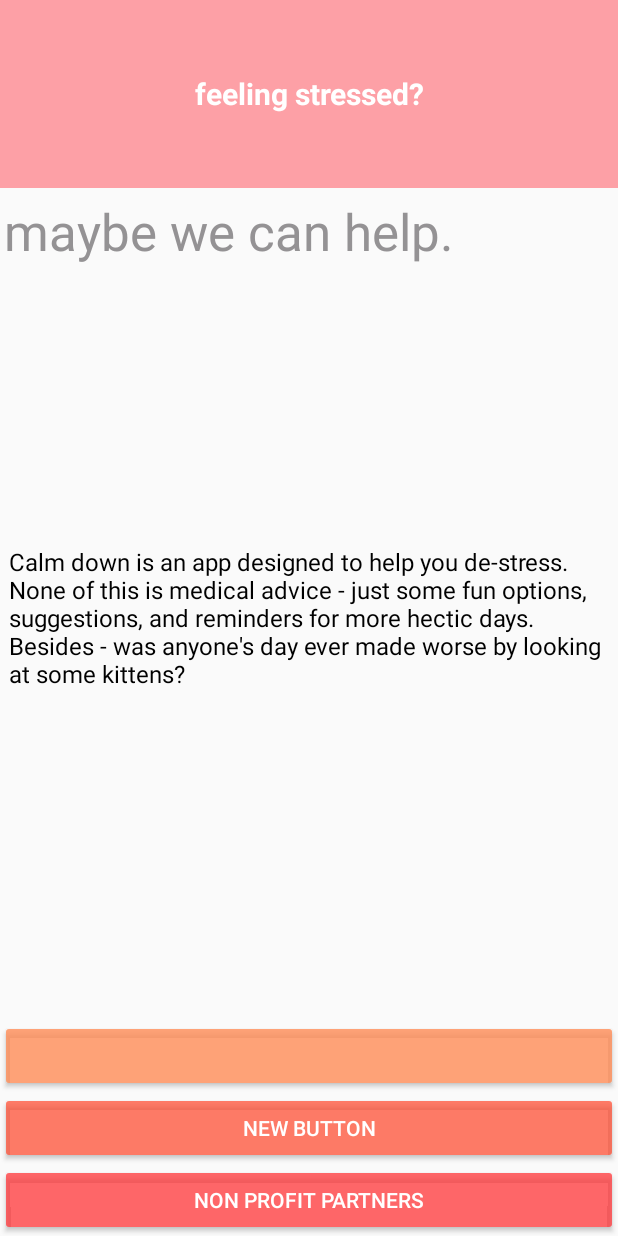
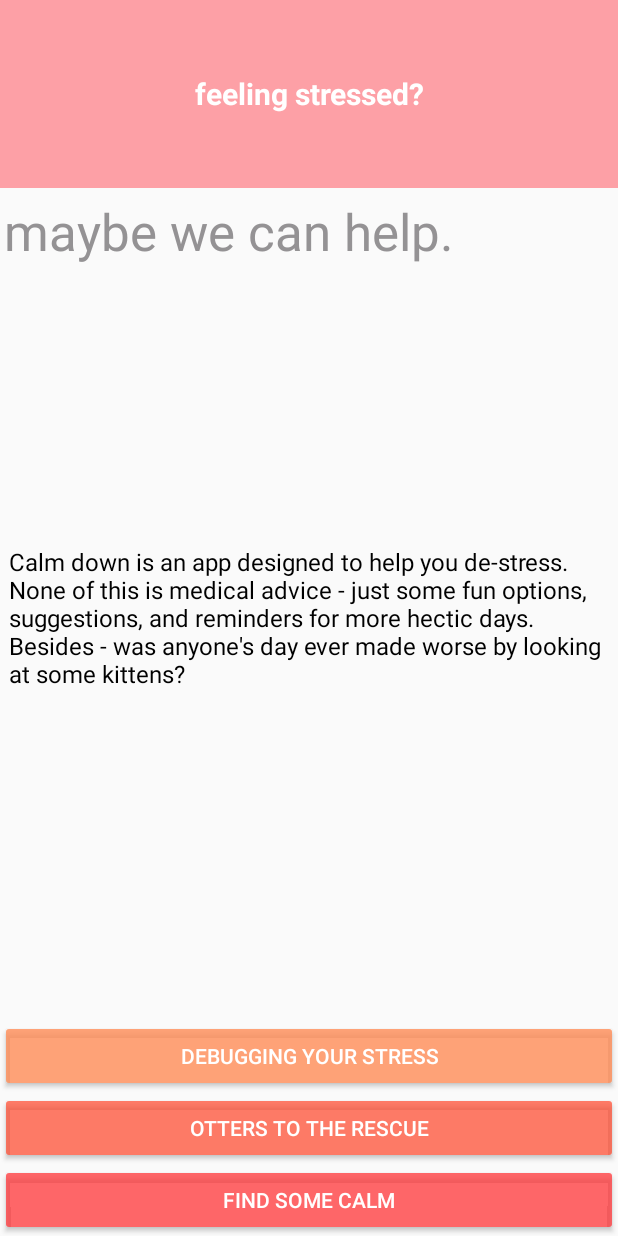
Before and after one commit to haleyharrison/calm_down, an Android app: the screen it shows after launch (MainActivity), on a phone screen of 412 x 824 dp. Run offline under Robolectric (Android 15) with nearby library versions, the light colour scheme and no system bars.

Commit message:
updated buttons for functionality.

```diff
--- a/app/src/main/java/com/epicodus/breakthecode/ui/MainActivity.java
+++ b/app/src/main/java/com/epicodus/breakthecode/ui/MainActivity.java
@@ -3,8 +3,6 @@ package com.epicodus.breakthecode.ui;
 import android.content.Intent;
 import android.support.v7.app.AppCompatActivity;
 import android.os.Bundle;
-import android.view.Menu;
-import android.view.MenuItem;
 import android.view.View;
 import android.widget.Button;
 
@@ -24,9 +22,9 @@ public class MainActivity extends AppCompatActivity {
         super.onCreate(savedInstanceState);
         setContentView(R.layout.activity_main);
 
-        mEnrollButton = (Button) findViewById(R.id.enrollButton);
-        mSponsorsButton = (Button) findViewById(R.id.sponsorsButton);
-        mNonProfitPartnersButton = (Button) findViewById(R.id.nonProfitButton);
+        mEnrollButton = (Button) findViewById(R.id.debugButton);
+        mSponsorsButton = (Button) findViewById(R.id.ottersButton);
+        mNonProfitPartnersButton = (Button) findViewById(R.id.geoButton);
 
         mNonProfitPartnersButton.setOnClickListener(new View.OnClickListener() {
             @Override
--- a/app/src/main/res/layout/activity_main.xml
+++ b/app/src/main/res/layout/activity_main.xml
@@ -22,8 +22,8 @@
     <Button
         android:layout_width="match_parent"
         android:layout_height="wrap_content"
-        android:text="non profit partners"
-        android:id="@+id/nonProfitButton"
+        android:text="find some calm"
+        android:id="@+id/geoButton"
         android:layout_alignParentBottom="true"
         android:layout_centerHorizontal="true"
         android:textColor="@android:color/white"
@@ -32,9 +32,9 @@
     <Button
         android:layout_width="match_parent"
         android:layout_height="wrap_content"
-        android:text="New Button"
-        android:id="@+id/sponsorsButton"
-        android:layout_above="@+id/nonProfitButton"
+        android:text="otters to the rescue"
+        android:id="@+id/ottersButton"
+        android:layout_above="@+id/geoButton"
         android:layout_centerHorizontal="true"
         android:backgroundTint="#b9ff4b30"
         android:textColor="@android:color/white"/>
@@ -42,11 +42,12 @@
     <Button
         android:layout_width="match_parent"
         android:layout_height="wrap_content"
-        android:id="@+id/enrollButton"
-        android:layout_above="@+id/sponsorsButton"
+        android:id="@+id/debugButton"
+        android:layout_above="@+id/ottersButton"
         android:layout_centerHorizontal="true"
         android:backgroundTint="#cdff8d57"
-        android:textColor="@android:color/white"/>
+        android:textColor="@android:color/white"
+        android:text="debugging your stress"/>
 
     <TextView
         android:layout_width="match_parent"
```
